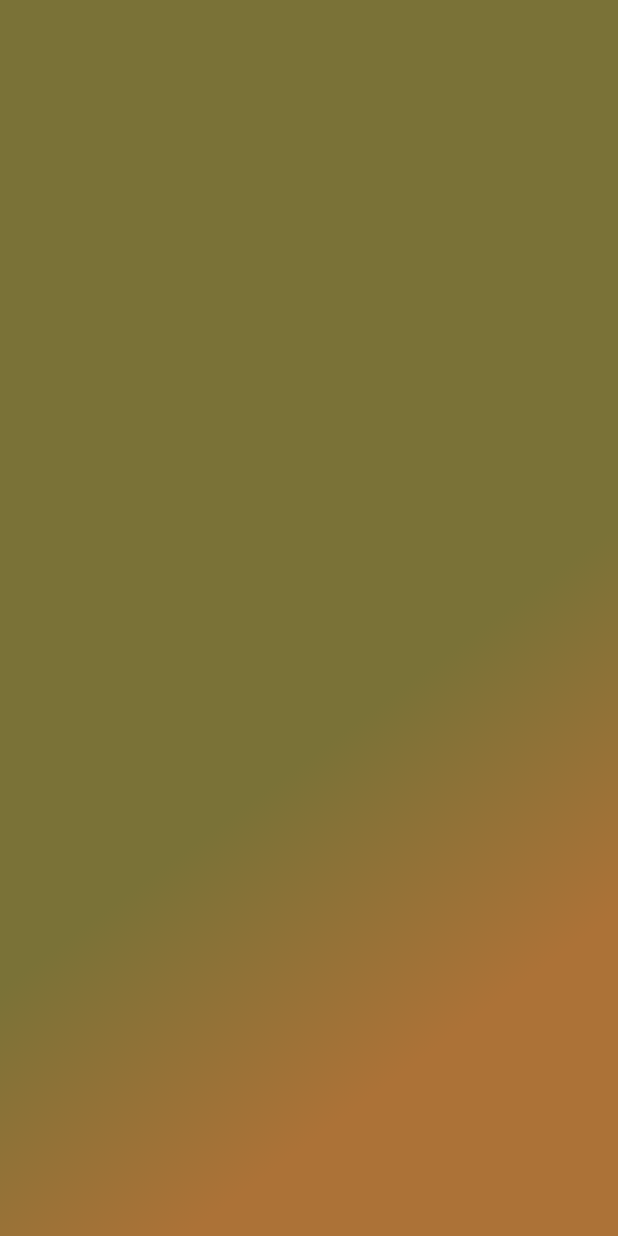
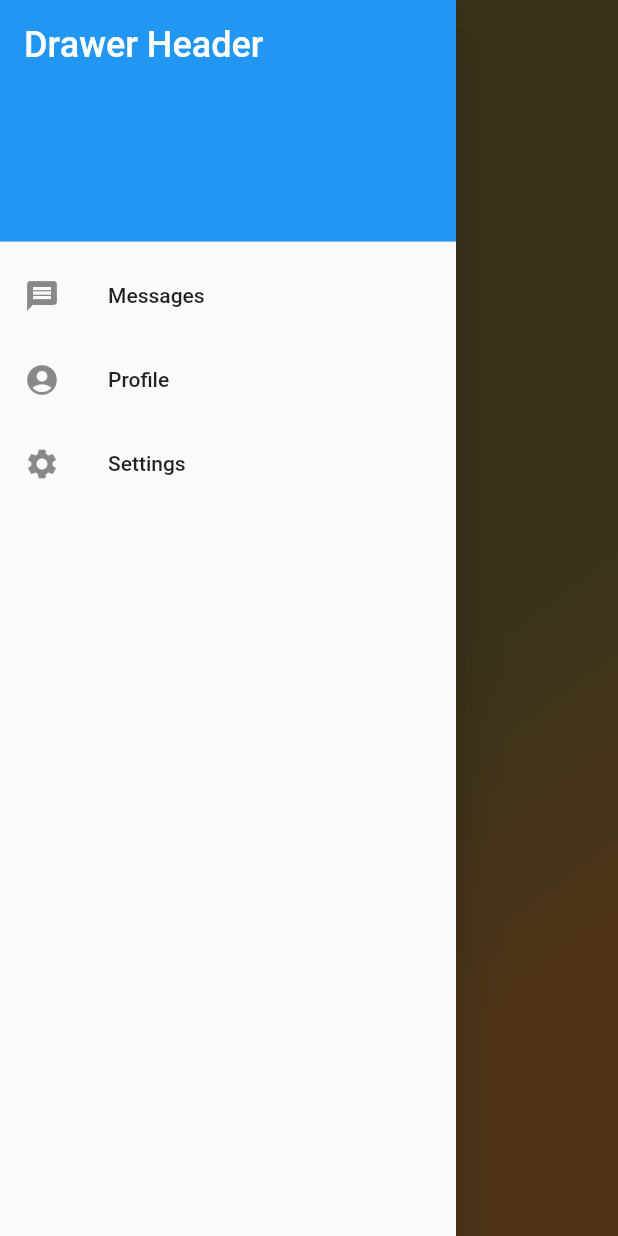
Before and after one commit to dznkos/jungleApp, a Flutter app: the screen it shows after launch, with the side drawer open (before the commit the screen has no drawer), on a phone screen of 412 x 824 dp. Run offline on Flutter 3.47's test engine with Material 2 defaults, Android fonts, the phone set to English and light mode, and no system bars; our stand-ins replace rxdart.

Commit message:
version 1.2

```diff
--- a/lib/pages/home_page.dart
+++ b/lib/pages/home_page.dart
@@ -6,10 +6,51 @@ class HomePage extends StatelessWidget {
   @override
   Widget build(BuildContext context) {
     return Scaffold(
-        body: Stack(
-      children: [
-        FondoPizza(),
-      ],
-    ));
+      appBar: AppBar(
+        title: Text(
+          'Pizza Page',
+          style: TextStyle(color: Colors.black, fontWeight: FontWeight.bold),
+        ),
+        backgroundColor: Colors.transparent,
+        elevation: 0.0,
+      ),
+      extendBodyBehindAppBar: true,
+      body: Stack(
+        children: [
+          FondoPizza(),
+        ],
+      ),
+      drawer: Drawer(
+        child: ListView(
+          padding: EdgeInsets.zero,
+          children: const <Widget>[
+            DrawerHeader(
+              decoration: BoxDecoration(
+                color: Colors.blue,
+              ),
+              child: Text(
+                'Drawer Header',
+                style: TextStyle(
+                  color: Colors.white,
+                  fontSize: 24,
+                ),
+              ),
+            ),
+            ListTile(
+              leading: Icon(Icons.message),
+              title: Text('Messages'),
+            ),
+            ListTile(
+              leading: Icon(Icons.account_circle),
+              title: Text('Profile'),
+            ),
+            ListTile(
+              leading: Icon(Icons.settings),
+              title: Text('Settings'),
+            ),
+          ],
+        ),
+      ),
+    );
   }
 }
```
